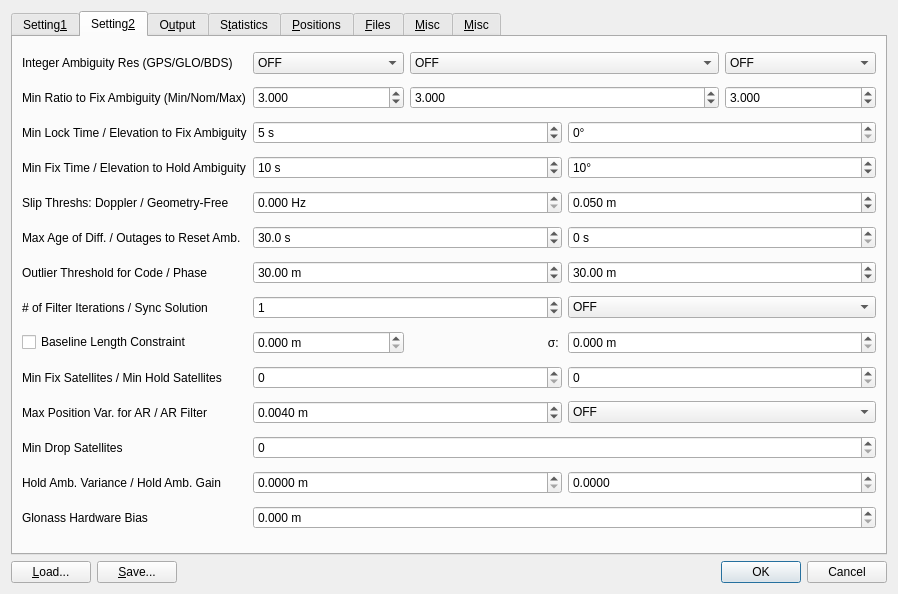
Old version of the form app/qtapp/appcmn_qt/navi_post_opt.ui in the repository lhuisman/myRTKLIB.
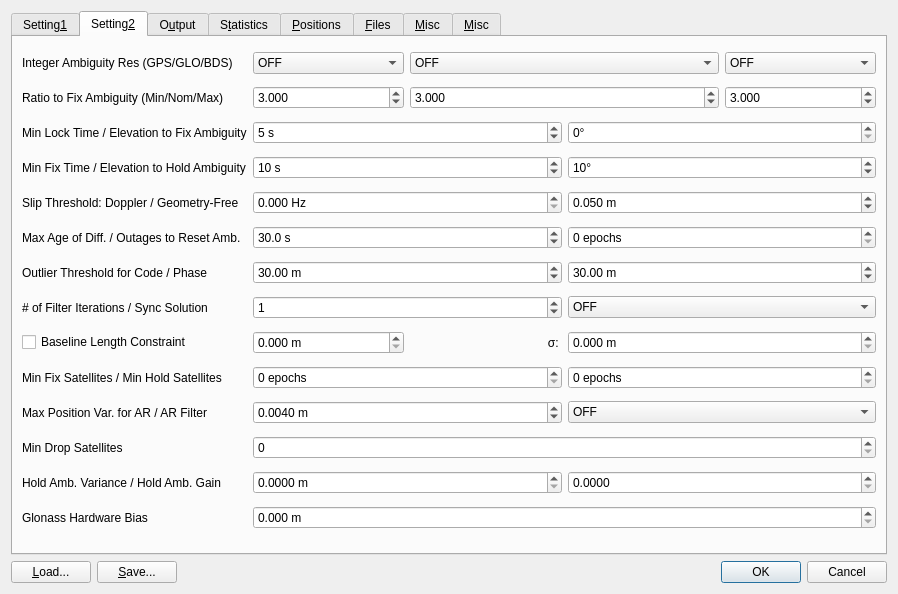
New version of the form. The open tabs and pages were chosen to show the change. Icons and pictures are not drawn. Custom widgets are drawn as their Qt base class.

Commit message: - add more tooltips in options dialog for rtknavi_qt/rtkpost_qt - fix crash while loading options in rtknavi_Qt - fix icon name in resources file - update readme.txt

```diff
--- a/app/qtapp/appcmn_qt/navi_post_opt.ui
+++ b/app/qtapp/appcmn_qt/navi_post_opt.ui
@@ -719,7 +719,7 @@
        <item row="2" column="0">
         <widget class="QLabel" name="LabelRatio">
          <property name="text">
-          <string>Min Ratio to Fix Ambiguity (Min/Nom/Max)</string>
+          <string>Ratio to Fix Ambiguity (Min/Nom/Max)</string>
          </property>
          <property name="buddy">
           <cstring>sBValidThresARMin</cstring>
@@ -776,7 +776,14 @@
         </widget>
        </item>
        <item row="17" column="1" colspan="2">
-        <widget class="QSpinBox" name="sBMinFixSats"/>
+        <widget class="QSpinBox" name="sBMinFixSats">
+         <property name="toolTip">
+          <string>&lt;html&gt;&lt;head/&gt;&lt;body&gt;&lt;p&gt;Minimum ambiguities required for fix (option: &lt;span style=&quot; font-style:italic;&quot;&gt;pos2-minfixsats&lt;/span&gt;).&lt;/p&gt;&lt;/body&gt;&lt;/html&gt;</string>
+         </property>
+         <property name="suffix">
+          <string> epochs</string>
+         </property>
+        </widget>
        </item>
        <item row="16" column="1">
         <widget class="QDoubleSpinBox" name="sBBaselineLen">
@@ -1016,7 +1023,7 @@
        <item row="9" column="0">
         <widget class="QLabel" name="Label22">
          <property name="text">
-          <string>Slip Threshs: Doppler / Geometry-Free</string>
+          <string>Slip Threshold: Doppler / Geometry-Free</string>
          </property>
          <property name="buddy">
           <cstring>sBDopplerThreshold</cstring>
@@ -1053,7 +1060,14 @@
         </widget>
        </item>
        <item row="17" column="3" colspan="2">
-        <widget class="QSpinBox" name="sBMinHoldSats"/>
+        <widget class="QSpinBox" name="sBMinHoldSats">
+         <property name="toolTip">
+          <string>&lt;html&gt;&lt;head/&gt;&lt;body&gt;&lt;p&gt;Minimum ambiguities required for hold (option: &lt;span style=&quot; font-style:italic;&quot;&gt;pos2-minholdsats&lt;/span&gt;).&lt;/p&gt;&lt;/body&gt;&lt;/html&gt;</string>
+         </property>
+         <property name="suffix">
+          <string> epochs</string>
+         </property>
+        </widget>
        </item>
        <item row="2" column="2" colspan="2">
         <widget class="QDoubleSpinBox" name="sBValidThresAR">
@@ -1146,7 +1160,7 @@
        <item row="11" column="3" colspan="2">
         <widget class="QSpinBox" name="sBOutageCountResetAmbiguity">
          <property name="suffix">
-          <string> s</string>
+          <string> epochs</string>
          </property>
         </widget>
        </item>
```
Left out of the diff: 45 changed lines with no effect on the pictures. The commit also changes 3 other files.
